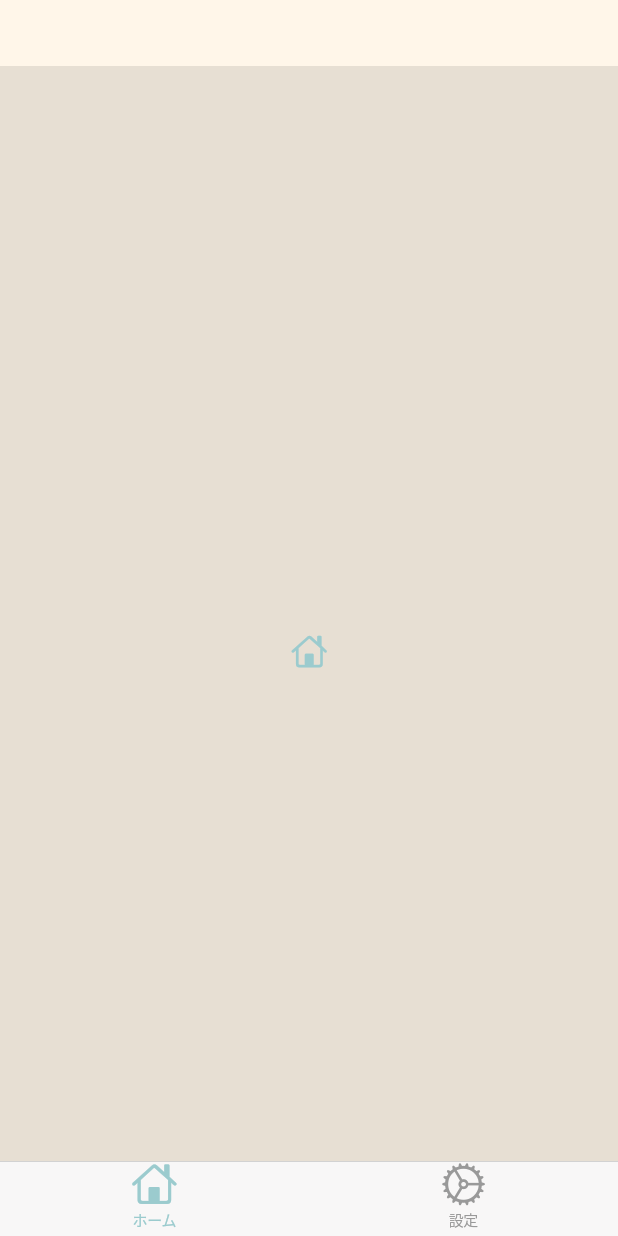
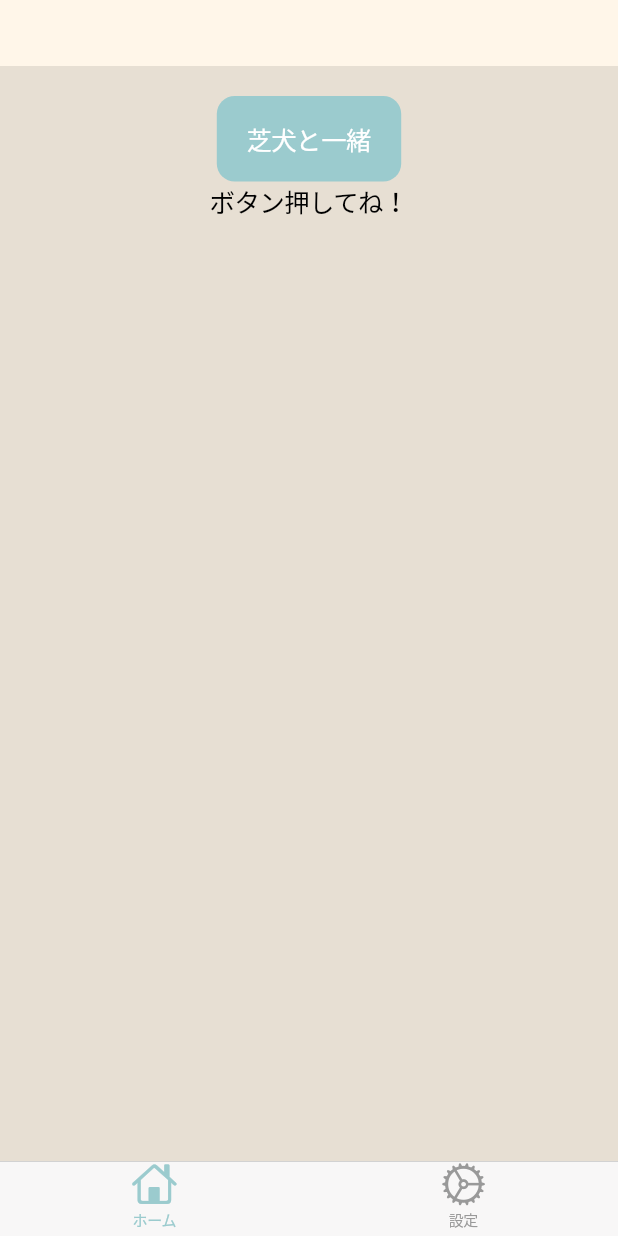
Before and after one commit to Genmai-Cha/practice_flutter, a Flutter app: the screen it shows after launch, on a phone screen of 412 x 824 dp. Run offline on Flutter 3.47's test engine with Material 2 defaults, Android fonts, the phone set to English and light mode, and no system bars.

Commit message:
[wip] 芝犬Apiを叩いた （ボタンを押してからの挙動に改善の余地あり）

```diff
--- a/lib/main.dart
+++ b/lib/main.dart
@@ -1,4 +1,5 @@
 import 'package:flutter/cupertino.dart';
+import 'package:practice_flutter/page/top_page.dart';
 
 void main() => runApp(const MyApp());
 
@@ -47,6 +48,8 @@ class BottomTabBar extends StatefulWidget {
 }
 
 class _BottomTabBarState extends State<BottomTabBar> {
+  static const _topPage = TopPage();
+
   @override
   Widget build(BuildContext context) {
     return CupertinoTabScaffold(
@@ -59,14 +62,11 @@ class _BottomTabBarState extends State<BottomTabBar> {
         ],
       ),
       tabBuilder: (BuildContext context, int index) {
-        return CupertinoTabView(
-          builder: (BuildContext context) {
-            return Center(
-              child: Icon(
-                  index == 0 ? CupertinoIcons.home : CupertinoIcons.settings),
-            );
-          },
-        );
+        return CupertinoTabView(builder: (BuildContext context) {
+          return Center(
+            child: index == 0 ? _topPage : Text('2ページめ！'),
+          );
+        });
       },
     );
   }
--- /dev/null
+++ b/lib/page/top_page.dart
@@ -0,0 +1,49 @@
+import 'package:http/http.dart' as http;
+import 'package:flutter/cupertino.dart';
+import 'dart:convert';
+
+class TopPage extends StatefulWidget {
+  const TopPage();
+
+  @override
+  State<TopPage> createState() => _TopPageState();
+}
+
+class _TopPageState extends State<TopPage> {
+  var imagePath = '';
+
+  @override
+  Widget build(BuildContext context) {
+    return SafeArea(
+      child: Column(
+        children: [
+          const SizedBox(
+            height: 20,
+          ),
+          CupertinoButton.filled(
+            child: const Text('芝犬と一緒'),
+            onPressed: () {
+              _fetchShiba().then((value) {
+                if (value.statusCode != 200) {
+                  // throw Exception('データの取得にしっぱ')
+                  return print('データの取得に失敗しました...');
+                }
+                imagePath = jsonDecode(value.body)[0];
+                print('---------------------');
+                print(imagePath);
+                print('---------------------');
+              });
+            },
+          ),
+          imagePath.isEmpty ? Text('ボタン押してね！') : Image.network(imagePath),
+        ],
+      ),
+    );
+  }
+
+  Future<http.Response> _fetchShiba() {
+    String _url =
+        'http://shibe.online/api/shibes?count=1&urls=true&httpsUrls=true';
+    return http.get(Uri.parse(_url));
+  }
+}
--- a/pubspec.yaml
+++ b/pubspec.yaml
@@ -35,6 +35,7 @@ dependencies:
   # The following adds the Cupertino Icons font to your application.
   # Use with the CupertinoIcons class for iOS style icons.
   cupertino_icons: ^1.0.2
+  http: ^1.0.0
 
 dev_dependencies:
   flutter_test:
```
Also changed, not shown: pubspec.lock, 1 other file.
